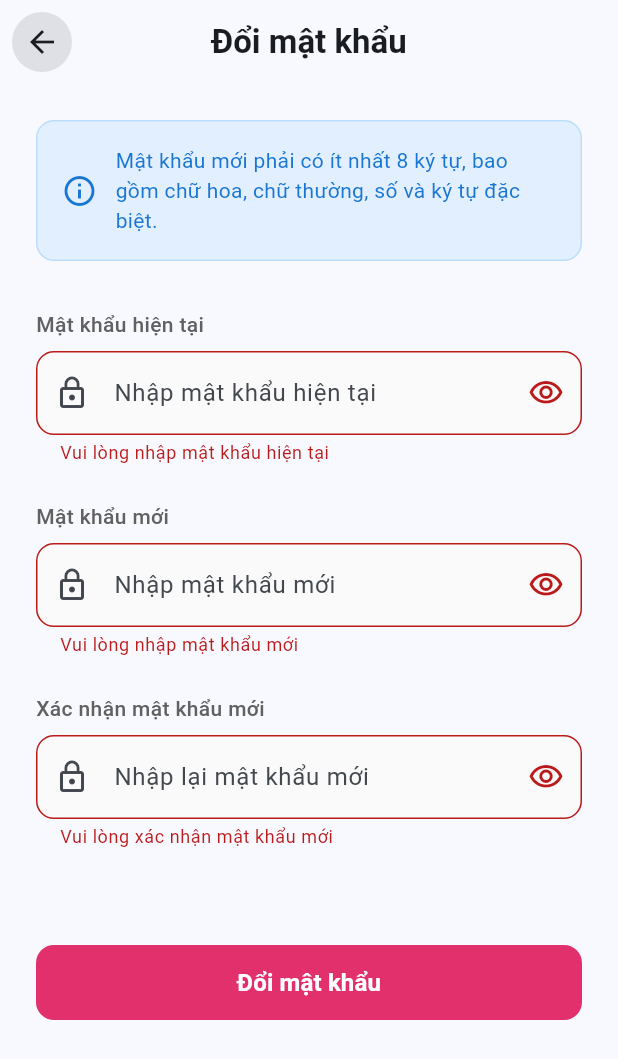
After one commit to Tuan980Blue/FriendZone-App, a Flutter app: the ChangePasswordScreen screen opened directly, after a tap on "Đổi mật khẩu", on a phone screen of 412 x 824 dp. The commit adds this screen. Shown: the top 1059 px of the screen. Run offline on Flutter 3.47's test engine with Material 3 defaults, Android fonts, the phone set to English and light mode, and no system bars; our stand-ins replace cached_network_image, equatable, flutter_bloc, get_it, google_sign_in, image_picker and 3 more; accounts and stored records are empty; network calls fail.

Commit message:
Add function change password

```diff
--- /dev/null
+++ b/lib/presentation/screens/change_password_screen.dart
@@ -0,0 +1,476 @@
+import 'package:flutter/material.dart';
+import 'package:flutter/services.dart';
+import 'dart:convert';
+
+import '../theme/app_theme.dart';
+import '../../core/network/api_client.dart';
+import '../../di/injection_container.dart';
+
+class ChangePasswordScreen extends StatefulWidget {
+  const ChangePasswordScreen({super.key});
+
+  @override
+  State<ChangePasswordScreen> createState() => _ChangePasswordScreenState();
+}
+
+class _ChangePasswordScreenState extends State<ChangePasswordScreen> {
+  final _formKey = GlobalKey<FormState>();
+  final _currentPasswordController = TextEditingController();
+  final _newPasswordController = TextEditingController();
+  final _confirmPasswordController = TextEditingController();
+  final _apiClient = sl<ApiClient>();
+
+  bool _obscureCurrentPassword = true;
+  bool _obscureNewPassword = true;
+  bool _obscureConfirmPassword = true;
+  bool _isLoading = false;
+  String? _error;
+
+  @override
+  void dispose() {
+    _currentPasswordController.dispose();
+    _newPasswordController.dispose();
+    _confirmPasswordController.dispose();
+    super.dispose();
+  }
+
+  void _toggleCurrentPasswordVisibility() {
+    setState(() {
+      _obscureCurrentPassword = !_obscureCurrentPassword;
+    });
+  }
+
+  void _toggleNewPasswordVisibility() {
+    setState(() {
+      _obscureNewPassword = !_obscureNewPassword;
+    });
+  }
+
+  void _toggleConfirmPasswordVisibility() {
+    setState(() {
+      _obscureConfirmPassword = !_obscureConfirmPassword;
+    });
+  }
+
+  Future<void> _handleSubmit() async {
+    if (_formKey.currentState!.validate()) {
+      setState(() {
+        _isLoading = true;
+        _error = null;
+      });
+
+      try {
+        final response = await _apiClient.changePassword('/auth/change-password',
+          currentPassword: _currentPasswordController.text,
+          newPassword: _newPasswordController.text,
+        );
+
+        if (!mounted) return;
+
+        if (response.statusCode == 200) {
+          _showSuccessDialog();
+        } else {
+          try {
+            final errorData = json.decode(response.body);
+            setState(() {
+              _error = errorData['error'] ?? errorData['message'] ?? response.body;
+            });
+          } catch (e) {
+            setState(() {
+              _error = response.body;
+            });
+          }
+        }
+      } catch (e) {
+        if (!mounted) return;
+        setState(() {
+          _error = e.toString().replaceAll('Exception: ', '');
+        });
+      } finally {
+        if (mounted) {
+          setState(() => _isLoading = false);
+        }
+      }
+    }
+  }
+
+  void _showSuccessDialog() {
+    showDialog(
+      context: context,
+      barrierDismissible: false,
+      builder: (context) => Dialog(
+        shape: RoundedRectangleBorder(
+          borderRadius: BorderRadius.circular(20),
+        ),
+        elevation: 0,
+        backgroundColor: Colors.transparent,
+        child: Container(
+          padding: const EdgeInsets.all(20),
+          decoration: BoxDecoration(
+            color: Theme.of(context).scaffoldBackgroundColor,
+            borderRadius: BorderRadius.circular(20),
+            boxShadow: [
+              BoxShadow(
+                color: Colors.black.withOpacity(0.1),
+                blurRadius: 10,
+                offset: const Offset(0, 5),
+              ),
+            ],
+          ),
+          child: Column(
+            mainAxisSize: MainAxisSize.min,
+            children: [
+              Container(
+                padding: const EdgeInsets.all(16),
+                decoration: BoxDecoration(
+                  color: Colors.green.withOpacity(0.1),
+                  shape: BoxShape.circle,
+                ),
+                child: const Icon(
+                  Icons.check_circle_outline,
+                  size: 40,
+                  color: Colors.green,
+                ),
+              ),
+              const SizedBox(height: 20),
+              Text(
+                'Thành công!',
+                style: Theme.of(context).textTheme.titleLarge?.copyWith(
+                  fontWeight: FontWeight.bold,
+                ),
+              ),
+              const SizedBox(height: 12),
+              Text(
+                'Mật khẩu của bạn đã được thay đổi thành công.',
+                textAlign: TextAlign.center,
+                style: TextStyle(
+                  color: Colors.grey[600],
+                  fontSize: 16,
+                ),
+              ),
+              const SizedBox(height: 24),
+              ElevatedButton(
+                onPressed: () {
+                  Navigator.of(context).pop(); // Close dialog
+                  Navigator.of(context).pop(); // Return to profile
+                },
+                style: ElevatedButton.styleFrom(
+                  padding: const EdgeInsets.symmetric(horizontal: 32, vertical: 12),
+                  backgroundColor: AppTheme.accentPink,
+                  foregroundColor: Colors.white,
+                  elevation: 0,
+                  shape: RoundedRectangleBorder(
+                    borderRadius: BorderRadius.circular(12),
+                  ),
+                ),
+                child: const Text(
+                  'Đồng ý',
+                  style: TextStyle(
+                    fontSize: 16,
+                    fontWeight: FontWeight.w600,
+                  ),
+                ),
+              ),
+            ],
+          ),
+        ),
+      ),
+    );
+  }
+
+  @override
+  Widget build(BuildContext context) {
+    return Scaffold(
+      appBar: AppBar(
+        title: const Text(
+          'Đổi mật khẩu',
+          style: TextStyle(
+            fontWeight: FontWeight.bold,
+          ),
+        ),
+        centerTitle: true,
+        elevation: 0,
+        backgroundColor: Theme.of(context).scaffoldBackgroundColor,
+        systemOverlayStyle: SystemUiOverlayStyle.dark,
+        leading: IconButton(
+          icon: Container(
+            padding: const EdgeInsets.all(8),
+            decoration: BoxDecoration(
+              color: Colors.black.withOpacity(0.1),
+              shape: BoxShape.circle,
+            ),
+            child: const Icon(Icons.arrow_back),
+          ),
+          onPressed: () => Navigator.pop(context),
+        ),
+      ),
+      body: SingleChildScrollView(
+        child: Padding(
+          padding: const EdgeInsets.all(24.0),
+          child: Form(
+            key: _formKey,
+            child: Column(
+              crossAxisAlignment: CrossAxisAlignment.start,
+              children: [
+                // Header
+                Container(
+                  padding: const EdgeInsets.all(16),
+                  decoration: BoxDecoration(
+                    color: Colors.blue.withOpacity(0.1),
+                    borderRadius: BorderRadius.circular(12),
+                    border: Border.all(color: Colors.blue.withOpacity(0.2)),
+                  ),
+                  child: Row(
+                    children: [
+                      Icon(
+                        Icons.info_outline,
+                        color: Colors.blue[700],
+                        size: 24,
+                      ),
+                      const SizedBox(width: 12),
+                      Expanded(
+                        child: Text(
+                          'Mật khẩu mới phải có ít nhất 8 ký tự, bao gồm chữ hoa, chữ thường, số và ký tự đặc biệt.',
+                          style: TextStyle(
+                            color: Colors.blue[700],
+                            fontSize: 14,
+                          ),
+                        ),
+                      ),
+                    ],
+                  ),
+                ),
+                const SizedBox(height: 32),
+
+                // Current Password
+                Text(
+                  'Mật khẩu hiện tại',
+                  style: TextStyle(
+                    color: Colors.grey[700],
+                    fontSize: 14,
+                    fontWeight: FontWeight.w500,
+                  ),
+                ),
+                const SizedBox(height: 8),
+                TextFormField(
+                  controller: _currentPasswordController,
+                  obscureText: _obscureCurrentPassword,
+                  decoration: InputDecoration(
+                    hintText: 'Nhập mật khẩu hiện tại',
+                    prefixIcon: const Icon(Icons.lock_outline),
+                    suffixIcon: IconButton(
+                      icon: Icon(
+                        _obscureCurrentPassword
+                            ? Icons.visibility_outlined
+                            : Icons.visibility_off_outlined,
+                      ),
+                      onPressed: _toggleCurrentPasswordVisibility,
+                    ),
+                    border: OutlineInputBorder(
+                      borderRadius: BorderRadius.circular(12),
+                      borderSide: BorderSide(color: Colors.grey[300]!),
+                    ),
+                    enabledBorder: OutlineInputBorder(
+                      borderRadius: BorderRadius.circular(12),
+                      borderSide: BorderSide(color: Colors.grey[300]!),
+                    ),
+                    focusedBorder: OutlineInputBorder(
+                      borderRadius: BorderRadius.circular(12),
+                      borderSide: const BorderSide(color: AppTheme.accentPink),
+                    ),
+                    filled: true,
+                    fillColor: Colors.grey[50],
+                  ),
+                  validator: (value) {
+                    if (value == null || value.isEmpty) {
+                      return 'Vui lòng nhập mật khẩu hiện tại';
+                    }
+                    return null;
+                  },
+                ),
+                const SizedBox(height: 24),
+
+                // New Password
+                Text(
+                  'Mật khẩu mới',
+                  style: TextStyle(
+                    color: Colors.grey[700],
+                    fontSize: 14,
+                    fontWeight: FontWeight.w500,
+                  ),
+                ),
+                const SizedBox(height: 8),
+                TextFormField(
+                  controller: _newPasswordController,
+                  obscureText: _obscureNewPassword,
+                  decoration: InputDecoration(
+                    hintText: 'Nhập mật khẩu mới',
+                    prefixIcon: const Icon(Icons.lock_outline),
+                    suffixIcon: IconButton(
+                      icon: Icon(
+                        _obscureNewPassword
+                            ? Icons.visibility_outlined
+                            : Icons.visibility_off_outlined,
+                      ),
+                      onPressed: _toggleNewPasswordVisibility,
+                    ),
+                    border: OutlineInputBorder(
+                      borderRadius: BorderRadius.circular(12),
+                      borderSide: BorderSide(color: Colors.grey[300]!),
+                    ),
+                    enabledBorder: OutlineInputBorder(
+                      borderRadius: BorderRadius.circular(12),
+                      borderSide: BorderSide(color: Colors.grey[300]!),
+                    ),
+                    focusedBorder: OutlineInputBorder(
+                      borderRadius: BorderRadius.circular(12),
+                      borderSide: const BorderSide(color: AppTheme.accentPink),
+                    ),
+                    filled: true,
+                    fillColor: Colors.grey[50],
+                  ),
+                  validator: (value) {
+                    if (value == null || value.isEmpty) {
+                      return 'Vui lòng nhập mật khẩu mới';
+                    }
+                    if (value.length < 8) {
+                      return 'Mật khẩu phải có ít nhất 8 ký tự';
+                    }
+                    if (!RegExp(r'[A-Z]').hasMatch(value)) {
+                      return 'Mật khẩu phải chứa ít nhất 1 chữ hoa';
+                    }
+                    if (!RegExp(r'[a-z]').hasMatch(value)) {
+                      return 'Mật khẩu phải chứa ít nhất 1 chữ thường';
+                    }
+                    if (!RegExp(r'[0-9]').hasMatch(value)) {
+                      return 'Mật khẩu phải chứa ít nhất 1 số';
+                    }
+                    if (!RegExp(r'[!@#$%^&*(),.?":{}|<>]').hasMatch(value)) {
+                      return 'Mật khẩu phải chứa ít nhất 1 ký tự đặc biệt';
+                    }
+                    return null;
+                  },
+                ),
+                const SizedBox(height: 24),
+
+                // Confirm New Password
+                Text(
+                  'Xác nhận mật khẩu mới',
+                  style: TextStyle(
+                    color: Colors.grey[700],
+                    fontSize: 14,
+                    fontWeight: FontWeight.w500,
+                  ),
+                ),
+                const SizedBox(height: 8),
+                TextFormField(
+                  controller: _confirmPasswordController,
+                  obscureText: _obscureConfirmPassword,
+                  decoration: InputDecoration(
+                    hintText: 'Nhập lại mật khẩu mới',
+                    prefixIcon: const Icon(Icons.lock_outline),
+                    suffixIcon: IconButton(
+                      icon: Icon(
+                        _obscureConfirmPassword
+                            ? Icons.visibility_outlined
+                            : Icons.visibility_off_outlined,
+                      ),
+                      onPressed: _toggleConfirmPasswordVisibility,
+                    ),
+                    border: OutlineInputBorder(
+                      borderRadius: BorderRadius.circular(12),
+                      borderSide: BorderSide(color: Colors.grey[300]!),
+                    ),
+                    enabledBorder: OutlineInputBorder(
+                      borderRadius: BorderRadius.circular(12),
+                      borderSide: BorderSide(color: Colors.grey[300]!),
+                    ),
+                    focusedBorder: OutlineInputBorder(
+                      borderRadius: BorderRadius.circular(12),
+                      borderSide: const BorderSide(color: AppTheme.accentPink),
+                    ),
+                    filled: true,
+                    fillColor: Colors.grey[50],
+                  ),
+                  validator: (value) {
+                    if (value == null || value.isEmpty) {
+                      return 'Vui lòng xác nhận mật khẩu mới';
+                    }
+                    if (value != _newPasswordController.text) {
+                      return 'Mật khẩu xác nhận không khớp';
+                    }
+                    return null;
+                  },
+                ),
+                const SizedBox(height: 32),
+
+                if (_error != null) ...[
+                  const SizedBox(height: 16),
+                  Container(
+                    padding: const EdgeInsets.all(12),
+                    decoration: BoxDecoration(
+                      color: Colors.red.withOpacity(0.1),
+                      borderRadius: BorderRadius.circular(8),
+                      border: Border.all(color: Colors.red.withOpacity(0.2)),
+                    ),
+                    child: Row(
+                      children: [
+                        Icon(Icons.error_outline, color: Colors.red[700], size: 20),
+                        const SizedBox(width: 8),
+                        Expanded(
+                          child: Text(
+                            _error!,
+                            style: TextStyle(
+                              color: Colors.red[700],
+                              fontSize: 14,
+                            ),
+                          ),
+                        ),
+                      ],
+                    ),
+                  ),
+                ],
+
+                const SizedBox(height: 32),
+
+                // Submit Button
+                SizedBox(
+                  width: double.infinity,
+                  height: 50,
+                  child: ElevatedButton(
+                    onPressed: _isLoading ? null : _handleSubmit,
+                    style: ElevatedButton.styleFrom(
+                      backgroundColor: AppTheme.accentPink,
+                      foregroundColor: Colors.white,
+                      elevation: 0,
+                      shape: RoundedRectangleBorder(
+                        borderRadius: BorderRadius.circular(12),
+                      ),
+                      disabledBackgroundColor: AppTheme.accentPink.withOpacity(0.5),
+                    ),
+                    child: _isLoading
+                        ? const SizedBox(
+                            width: 24,
+                            height: 24,
+                            child: CircularProgressIndicator(
+                              strokeWidth: 2,
+                              valueColor: AlwaysStoppedAnimation<Color>(Colors.white),
+                            ),
+                          )
+                        : const Text(
+                            'Đổi mật khẩu',
+                            style: TextStyle(
+                              fontSize: 16,
+                              fontWeight: FontWeight.w600,
+                            ),
+                          ),
+                  ),
+                ),
+              ],
+            ),
+          ),
+        ),
+      ),
+    );
+  }
+}
```
Also changed, not shown: lib/core/network/api_client.dart (+42 -10 lines), lib/presentation/screens/profile_screen.dart (+68 -12 lines), lib/presentation/theme/app_page_transitions.dart (added, +81 -0 lines).
